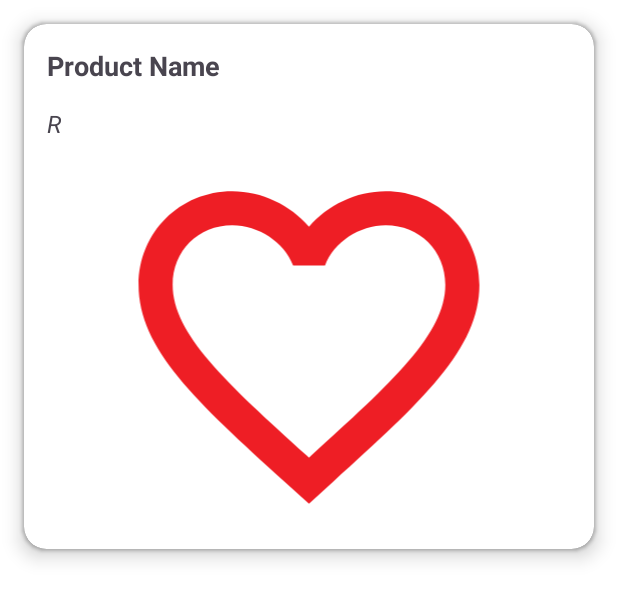
After one commit to Pierce-Robinson/MediaSpace, an Android app: the layout product_item.xml on its own in the app's theme, with its tools: preview values and no code run, on a phone screen of 412 x 824 dp. The commit adds this screen. Shown: the top 600 px of the screen. Run offline under Robolectric (Android 15) with nearby library versions, the phone set to English and light mode, and no system bars.

Commit message:
product adpater and trending frgments added

```diff
--- a/app/build.gradle.kts
+++ b/app/build.gradle.kts
@@ -62,7 +62,8 @@ dependencies {
     //[Accessed 09 November 2023]
     implementation("com.github.bumptech.glide:glide:4.16.0")
     testImplementation("junit:junit:4.13.2")
-    implementation ("androidx.cardview:cardview:1.0.0")
     androidTestImplementation("androidx.test.ext:junit:1.1.5")
     androidTestImplementation("androidx.test.espresso:espresso-core:3.5.1")
+    implementation ("androidx.recyclerview:recyclerview:1.2.0")
+    implementation ("androidx.cardview:cardview:1.0.0")
 }
--- /dev/null
+++ b/app/src/main/res/layout/product_item.xml
@@ -0,0 +1,59 @@
+<?xml version="1.0" encoding="utf-8"?>
+<androidx.cardview.widget.CardView
+    xmlns:android="http://schemas.android.com/apk/res/android"
+    android:id="@+id/productContainer"
+    android:layout_width="match_parent"
+    android:layout_height="350dp"
+    xmlns:app="http://schemas.android.com/apk/res-auto"
+    app:cardElevation="8dp"
+    app:cardCornerRadius="15dp"
+    android:layout_marginStart="16dp"
+    android:layout_marginEnd="16dp"
+    android:layout_marginTop="16dp"
+    android:layout_marginBottom="0dp">
+
+        <androidx.appcompat.widget.LinearLayoutCompat
+            android:layout_width="match_parent"
+            android:layout_height="match_parent"
+            android:orientation="vertical">
+
+            <TextView
+                android:id="@+id/productTitle"
+                android:layout_width="wrap_content"
+                android:layout_height="wrap_content"
+                android:layout_margin="15dp"
+                android:gravity="center_vertical"
+                android:maxWidth="150dp"
+                android:maxHeight="65dp"
+                android:minWidth="150dp"
+                android:text="@string/product_name"
+                android:textSize="18sp"
+                android:textStyle="bold" />
+
+            <TextView
+                android:id="@+id/productPrice"
+                android:layout_width="wrap_content"
+                android:layout_height="wrap_content"
+                android:layout_marginStart="15dp"
+                android:gravity="center_vertical"
+                android:maxWidth="165dp"
+                android:maxHeight="50dp"
+                android:text="@string/product_price"
+                android:textSize="16sp"
+                android:textStyle="italic" />
+            <com.google.android.material.imageview.ShapeableImageView
+                android:id="@+id/RecycleImageView"
+                android:layout_width="match_parent"
+                android:layout_height="match_parent"
+                android:tint="?attr/colorSecondary"
+                android:layout_marginStart="15dp"
+                android:layout_marginEnd="15dp"
+                app:layout_constraintBottom_toBottomOf="parent"
+                app:layout_constraintStart_toStartOf="parent"
+                app:layout_constraintTop_toTopOf="parent"
+                app:shapeAppearanceOverlay="@style/ImageView.Corner"
+                app:srcCompat="@drawable/icon_heart" />
+
+        </androidx.appcompat.widget.LinearLayoutCompat>
+
+</androidx.cardview.widget.CardView>
--- a/app/src/main/res/values/strings.xml
+++ b/app/src/main/res/values/strings.xml
@@ -16,10 +16,12 @@
     <string name="basicinfo">BASIC INFORMATION</string>
     <string name="product_name">Product Name</string>
     <string name="product_description">Product Description</string>
+    <string name="product_price">R </string>
     <string name="my">MY</string>
     <string name="cart">CART</string>
     <string name="Checkout">Checkout</string>
     <string name="label">Label</string>
     <string name="total">TOTAL</string>
 
+
 </resources>
```
Also changed, not shown: app/src/main/java/com/varsitycollege/mediaspace/data/ProductAdapter.kt (added, +38 -0 lines), app/src/main/java/com/varsitycollege/mediaspace/ui/TrendingFragment.kt (+34 -6 lines), app/src/main/res/layout/fragment_trending.xml (+7 -0 lines).
